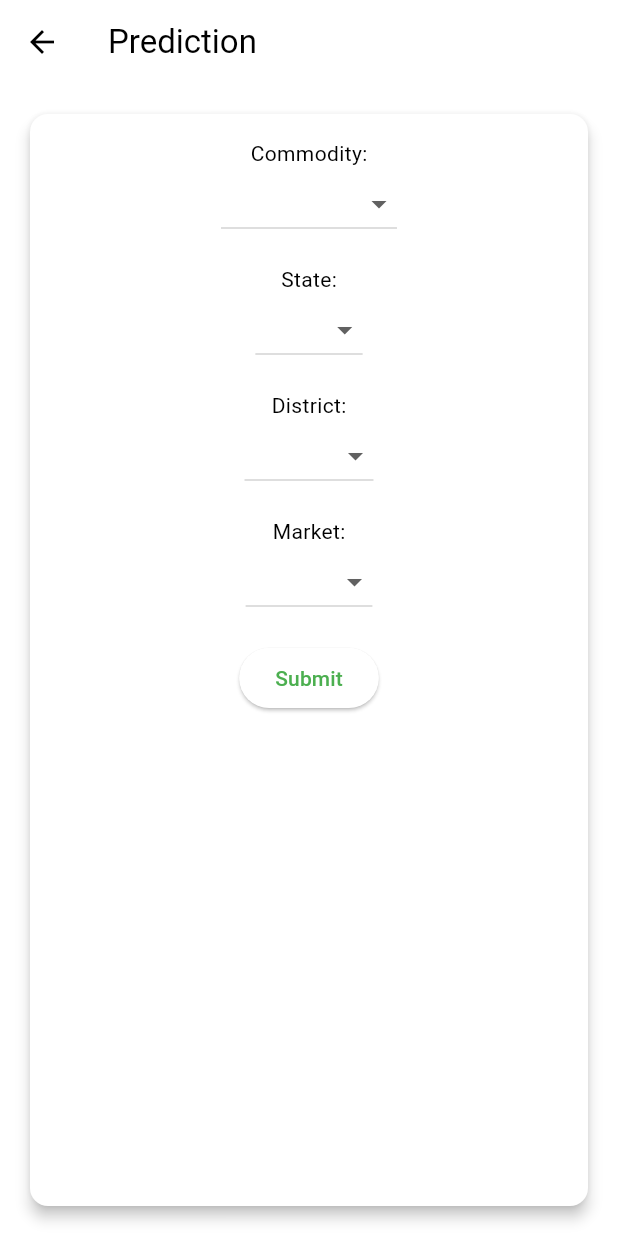
After one commit to Shivansh722/Jai-Kisan, a Flutter app: the screen it shows once a user with an empty profile is signed in, in the side drawer, after a tap on "P R E D I C T I O N", on a phone screen of 412 x 824 dp. The commit adds this screen. Run offline on Flutter 3.47's test engine with Material 3 defaults, Android fonts, the phone set to English and light mode, and no system bars; our stand-ins replace firebase_auth, firebase_core; missing offline and left inert: fading_edge_scrollview; accounts and stored records are empty.

Commit message:
prediction ui

```diff
--- a/lib/components/my_drawer.dart
+++ b/lib/components/my_drawer.dart
@@ -1,6 +1,7 @@
 import 'package:flutter/material.dart';
-import 'package:flutter/services.dart';
+import 'package:vishnu/pages/prediction_page.dart';
 import 'package:vishnu/pages/settings_page.dart'; // Import the path to SettingPage
+
 
 class MyDrawer extends StatelessWidget {
   const MyDrawer({Key? key});
@@ -36,8 +37,8 @@ class MyDrawer extends StatelessWidget {
 
           // Settings list tile
           ListTile(
-            title:const  Text('S E T T I N G S'),
-            leading: Icon(Icons.settings),
+            title:const  Text('P R E D I C T I O N'),
+            leading: Icon(Icons.batch_prediction),
             onTap: () {
               Navigator.pop(context); // pop the drawer
 
@@ -45,13 +46,33 @@ class MyDrawer extends StatelessWidget {
               Navigator.push(
                 context,
                 MaterialPageRoute(
-                  builder: (context) => const SettingsPage(),
+                  builder: (context) => const PredictionPage(),
                 ),
               );
             },
             // Add onTap functionality for navigating to settings page
           ),
 
+          // Settings list tile
+          Padding(
+            padding: const EdgeInsets.all(8.0),
+            child: ListTile(
+              title:const  Text('S E T T I N G S'),
+              leading: Icon(Icons.settings),
+              onTap: () {
+                Navigator.pop(context); // pop the drawer
+
+                // navigate to settings page
+                Navigator.push(
+                  context,
+                  MaterialPageRoute(
+                    builder: (context) => const SettingsPage(),
+                  ),
+                );
+              },
+              // Add onTap functionality for navigating to settings page
+            ),
+          ),
           // Logout list tile
           const Padding(
             padding: const EdgeInsets.all(8.0),
--- /dev/null
+++ b/lib/pages/prediction_page.dart
@@ -0,0 +1,136 @@
+import 'package:flutter/material.dart';
+
+class PredictionPage extends StatefulWidget {
+  const PredictionPage({Key? key}) : super(key: key);
+
+  @override
+  _PredictionPageState createState() => _PredictionPageState();
+}
+
+class _PredictionPageState extends State<PredictionPage> {
+  // Initialize variables to hold selected values
+  String? selectedCommodity;
+  String? selectedState;
+  String? selectedDistrict;
+  String? selectedMarket;
+
+  @override
+  Widget build(BuildContext context) {
+    return Scaffold(
+      appBar: AppBar(
+        title: const Text('Prediction'),
+      ),
+      body: Container(
+        width: double.infinity,
+        height: double.infinity,
+        child: Padding(
+          padding: const EdgeInsets.all(16.0),
+          child: Card(
+            elevation: 4.0,
+            child: Padding(
+              padding: const EdgeInsets.all(16.0),
+              child: Column(
+                crossAxisAlignment: CrossAxisAlignment.center,
+                children: [
+                  // Commodity Dropdown
+                  Text('Commodity:'),
+                  DropdownButton<String>(
+
+                    value: selectedCommodity,
+                    onChanged: (String? value) {
+                      setState(() {
+                        selectedCommodity = value;
+                      });
+                    },
+                    items: ['Commodity1', 'Commodity2', 'Commodity3']
+                        .map<DropdownMenuItem<String>>(
+                          (String value) => DropdownMenuItem<String>(
+                            value: value,
+                            child: Text(value),
+                          ),
+                        )
+                        .toList(),
+                  ),
+                  SizedBox(height: 16.0),
+
+                  // State Dropdown
+                  Text('State:'),
+                  DropdownButton<String>(
+                    value: selectedState,
+                    onChanged: (String? value) {
+                      setState(() {
+                        selectedState = value;
+                      });
+                    },
+                    items: ['State1', 'State2', 'State3']
+                        .map<DropdownMenuItem<String>>(
+                          (String value) => DropdownMenuItem<String>(
+                            value: value,
+                            child: Text(value),
+                          ),
+                        )
+                        .toList(),
+                  ),
+                  SizedBox(height: 16.0),
+
+                  // District Dropdown
+                  Text('District:'),
+                  DropdownButton<String>(
+                    value: selectedDistrict,
+                    onChanged: (String? value) {
+                      setState(() {
+                        selectedDistrict = value;
+                      });
+                    },
+                    items: ['District1', 'District2', 'District3']
+                        .map<DropdownMenuItem<String>>(
+                          (String value) => DropdownMenuItem<String>(
+                            value: value,
+                            child: Text(value),
+                          ),
+                        )
+                        .toList(),
+                  ),
+                  SizedBox(height: 16.0),
+
+                  // Market Dropdown
+                  Text('Market:'),
+                  DropdownButton<String>(
+                    value: selectedMarket,
+                    onChanged: (String? value) {
+                      setState(() {
+                        selectedMarket = value;
+                      });
+                    },
+                    items: ['Market1', 'Market2', 'Market3']
+                        .map<DropdownMenuItem<String>>(
+                          (String value) => DropdownMenuItem<String>(
+                            value: value,
+                            child: Text(value),
+                          ),
+                        )
+                        .toList(),
+                  ),
+                  SizedBox(height: 16.0),
+
+                  // Date picker can be added here
+
+                  // Submit Button
+                  ElevatedButton(
+                    onPressed: () {
+                      // Handle the form submission here
+                      // You can access selectedCommodity, selectedState, etc.
+                      // and perform the necessary actions
+                      // For example, send the selected values to an API
+                    },
+                    child: Text('Submit'),
+                  ),
+                ],
+              ),
+            ),
+          ),
+        ),
+      ),
+    );
+  }
+}
```
